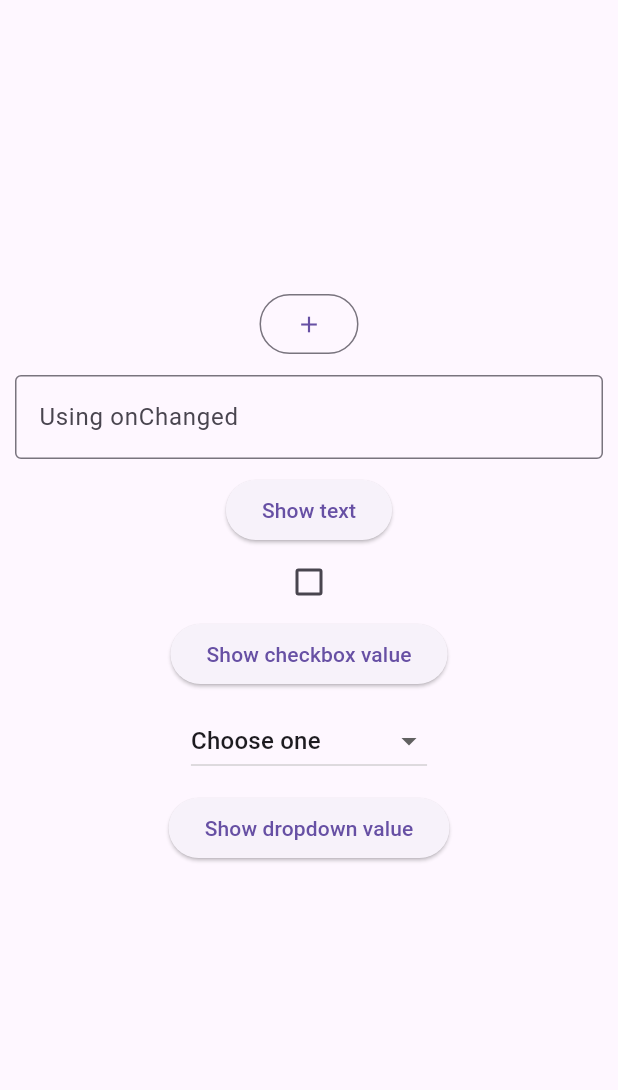
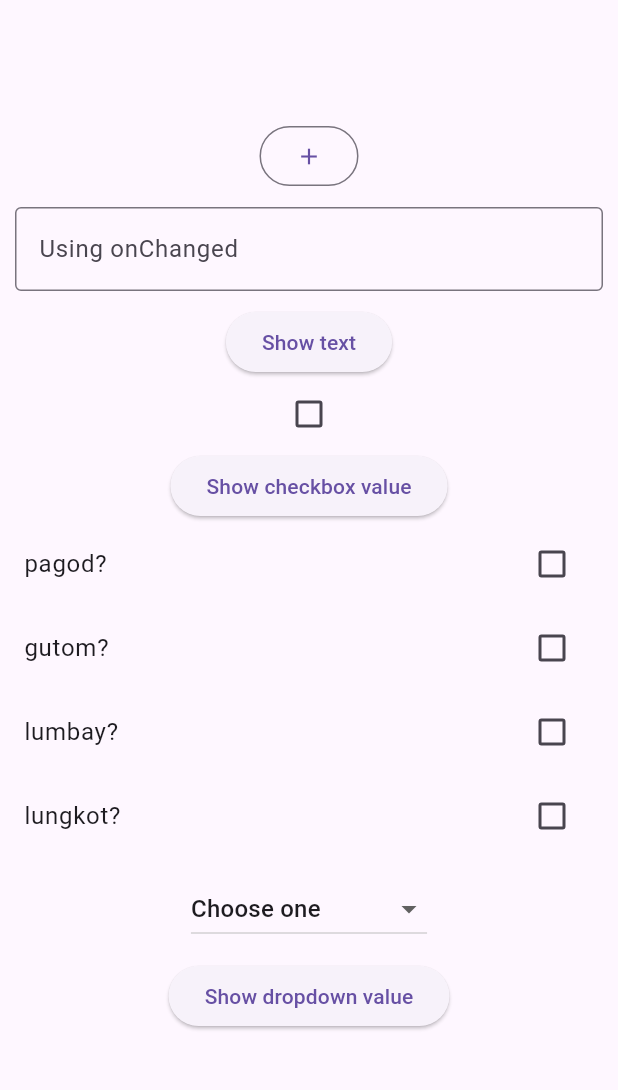
Before and after one commit to ilaynicholas/cmsc-23-week-4sample, a Flutter app: the screen it shows after launch, on a phone screen of 412 x 824 dp, the part 84-1174 px from its top. Run offline on Flutter 3.47's test engine with Material 3 defaults, Android fonts, the phone set to English and light mode, and no system bars.

Commit message:
feat: add multiple_checkbox_sample

```diff
--- a/lib/form_sample.dart
+++ b/lib/form_sample.dart
@@ -3,6 +3,7 @@ import 'button_sample.dart';
 import 'checkbox_sample.dart';
 import 'dropdown_sample.dart';
 import 'input_field_sample.dart';
+import 'multiple_checkbox_sample.dart';
 
 class FormSample extends StatefulWidget {
   const FormSample({super.key});
@@ -26,6 +27,7 @@ class _FormSampleState extends State<FormSample> {
           ButtonSample(),
           InputFieldSample(),
           CheckboxSample(),
+          MultipleCheckboxSample(),
           DropdownSample(),
         ],
       ),
--- /dev/null
+++ b/lib/multiple_checkbox_sample.dart
@@ -0,0 +1,37 @@
+import 'package:flutter/material.dart';
+
+class MultipleCheckboxSample extends StatefulWidget {
+  const MultipleCheckboxSample({super.key});
+
+  @override
+  State<MultipleCheckboxSample> createState() => _MultipleCheckboxSampleState();
+}
+
+class _MultipleCheckboxSampleState extends State<MultipleCheckboxSample> {
+  final Map<String, bool> _items = {
+    "pagod?": false,
+    "gutom?": false,
+    "lumbay?": false,
+    "lungkot?": false,
+  };
+
+  @override
+  Widget build(BuildContext context) {
+    return Center(
+      child: Column(
+        children:
+            _items.keys.map((key) {
+              return CheckboxListTile(
+                title: Text(key),
+                value: _items[key],
+                onChanged: (bool? value) {
+                  setState(() {
+                    _items[key] = value!;
+                  });
+                },
+              );
+            }).toList(),
+      ),
+    );
+  }
+}
```
